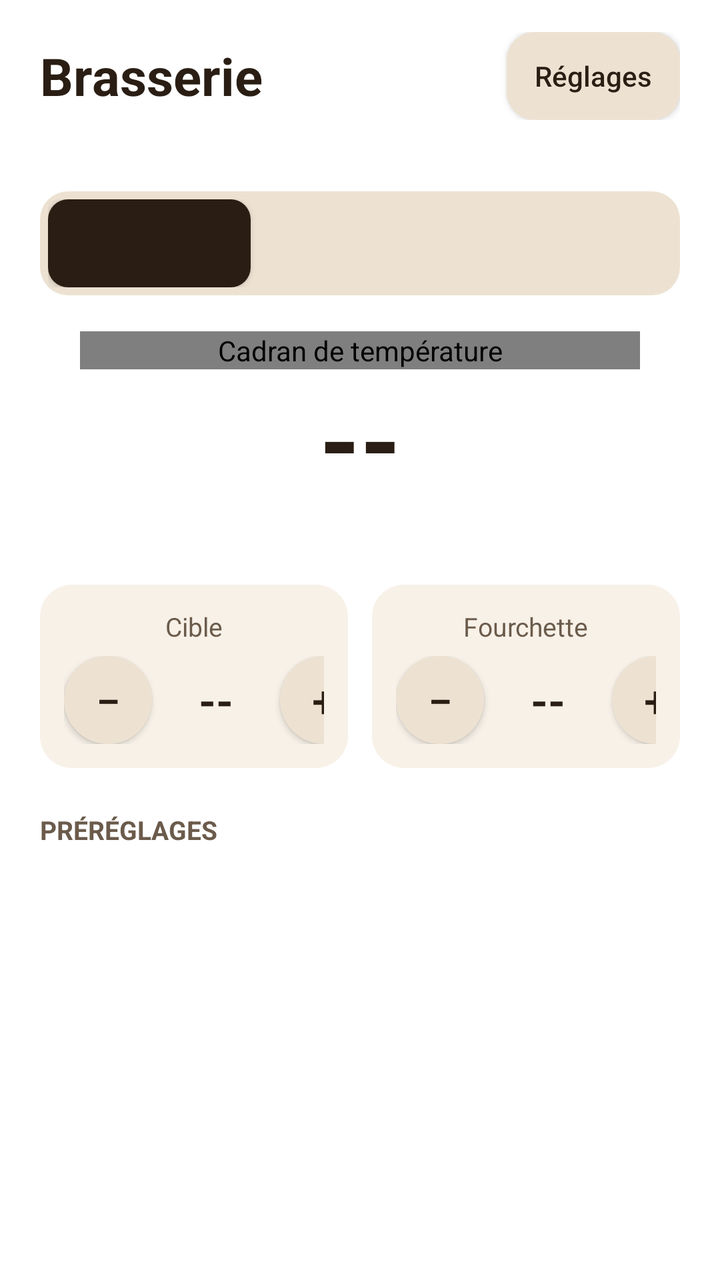
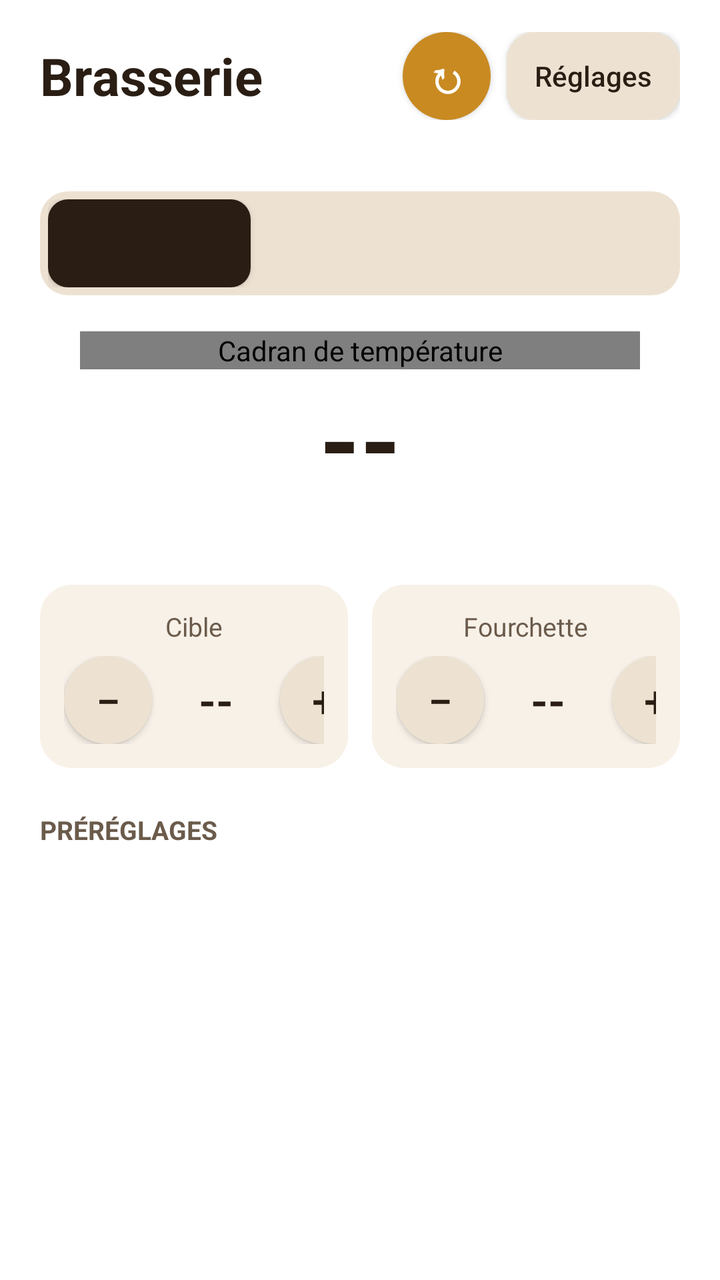

Two renders of the same Android screen: before a commit and after it. Below are the layout's source before the change and the commit's diff.
<!-- AndroidManifest.xml: application theme Theme.AllYourTank -->
<!-- res/layout/activity_main.xml -->
<?xml version="1.0" encoding="utf-8"?>
<ScrollView xmlns:android="http://schemas.android.com/apk/res/android"
    android:layout_width="match_parent"
    android:layout_height="match_parent"
    android:background="@color/fond"
    android:fitsSystemWindows="true">

    <LinearLayout
        android:layout_width="match_parent"
        android:layout_height="wrap_content"
        android:orientation="vertical"
        android:paddingStart="20dp"
        android:paddingTop="16dp"
        android:paddingEnd="20dp"
        android:paddingBottom="24dp">

        
        <LinearLayout
            android:layout_width="match_parent"
            android:layout_height="wrap_content"
            android:gravity="center_vertical"
            android:orientation="horizontal">

            <TextView
                android:layout_width="0dp"
                android:layout_height="wrap_content"
                android:layout_weight="1"
                android:text="Brasserie"
                android:textColor="@color/encre"
                android:textSize="26sp"
                android:textStyle="bold" />

            <Button
                android:id="@+id/bouton_reglages"
                android:layout_width="wrap_content"
                android:layout_height="44dp"
                android:background="@drawable/onglets_fond"
                android:minWidth="0dp"
                android:paddingStart="14dp"
                android:paddingEnd="14dp"
                android:text="Réglages"
                android:textAllCaps="false"
                android:textColor="@color/encre"
                android:textSize="14sp" />
        </LinearLayout>

        <TextView
            android:id="@+id/etat_connexion"
            android:layout_width="match_parent"
            android:layout_height="wrap_content"
            android:layout_marginTop="4dp"
            android:text=""
            android:textColor="@color/attenue"
            android:textSize="13sp" />

        
        <LinearLayout
            android:layout_width="match_parent"
            android:layout_height="wrap_content"
            android:layout_marginTop="14dp"
            android:background="@drawable/onglets_fond"
            android:orientation="horizontal"
            android:padding="4dp">

            <Button
                android:id="@+id/onglet1"
                android:layout_width="0dp"
                android:layout_height="44dp"
                android:layout_weight="1"
                android:background="@drawable/onglet_actif"
                android:textAllCaps="false"
                android:textSize="15sp"
                android:textStyle="bold" />

            <Button
                android:id="@+id/onglet2"
                android:layout_width="0dp"
                android:layout_height="44dp"
                android:layout_marginStart="4dp"
                android:layout_weight="1"
                android:background="@drawable/onglet_inactif"
                android:textAllCaps="false"
                android:textSize="15sp"
                android:textStyle="bold" />

            <Button
                android:id="@+id/onglet3"
                android:layout_width="0dp"
                android:layout_height="44dp"
                android:layout_marginStart="4dp"
                android:layout_weight="1"
                android:background="@drawable/onglet_inactif"
                android:textAllCaps="false"
                android:textSize="15sp"
                android:textStyle="bold" />
        </LinearLayout>

        
        <fr.allyourtank.app.JaugeView
            android:id="@+id/jauge"
            android:layout_width="280dp"
            android:layout_height="wrap_content"
            android:layout_gravity="center_horizontal"
            android:layout_marginTop="18dp"
            android:contentDescription="Cadran de température" />

        <TextView
            android:id="@+id/temperature"
            android:layout_width="wrap_content"
            android:layout_height="wrap_content"
            android:layout_gravity="center_horizontal"
            android:text="--"
            android:textColor="@color/encre"
            android:textSize="52sp"
            android:textStyle="bold" />

        <TextView
            android:id="@+id/etat_cuve"
            android:layout_width="wrap_content"
            android:layout_height="wrap_content"
            android:layout_gravity="center_horizontal"
            android:text=""
            android:textColor="@color/encre"
            android:textSize="15sp"
            android:textStyle="bold" />

        
        <LinearLayout
            android:layout_width="match_parent"
            android:layout_height="wrap_content"
            android:layout_marginTop="18dp"
            android:orientation="horizontal">

            <LinearLayout
                android:layout_width="0dp"
                android:layout_height="wrap_content"
                android:layout_weight="1"
                android:background="@drawable/carte"
                android:gravity="center_horizontal"
                android:orientation="vertical"
                android:padding="12dp">

                <TextView
                    android:layout_width="wrap_content"
                    android:layout_height="wrap_content"
                    android:text="Cible"
                    android:textColor="@color/attenue"
                    android:textSize="13sp" />

                <LinearLayout
                    android:layout_width="wrap_content"
                    android:layout_height="wrap_content"
                    android:layout_marginTop="6dp"
                    android:gravity="center_vertical"
                    android:orientation="horizontal">

                    <Button
                        android:id="@+id/cible_moins"
                        android:layout_width="44dp"
                        android:layout_height="44dp"
                        android:background="@drawable/bouton_rond"
                        android:contentDescription="Baisser la cible"
                        android:minWidth="0dp"
                        android:text="−"
                        android:textColor="@color/encre"
                        android:textSize="22sp" />

                    <TextView
                        android:id="@+id/cible"
                        android:layout_width="64dp"
                        android:layout_height="wrap_content"
                        android:gravity="center"
                        android:text="--"
                        android:textColor="@color/encre"
                        android:textSize="22sp"
                        android:textStyle="bold" />

                    <Button
                        android:id="@+id/cible_plus"
                        android:layout_width="44dp"
                        android:layout_height="44dp"
                        android:background="@drawable/bouton_rond"
                        android:contentDescription="Monter la cible"
                        android:minWidth="0dp"
                        android:text="+"
                        android:textColor="@color/encre"
                        android:textSize="22sp" />
                </LinearLayout>
            </LinearLayout>

            <LinearLayout
                android:layout_width="0dp"
                android:layout_height="wrap_content"
                android:layout_marginStart="12dp"
                android:layout_weight="1"
                android:background="@drawable/carte"
                android:gravity="center_horizontal"
                android:orientation="vertical"
                android:padding="12dp">

                <TextView
                    android:layout_width="wrap_content"
                    android:layout_height="wrap_content"
                    android:text="Fourchette"
                    android:textColor="@color/attenue"
                    android:textSize="13sp" />

                <LinearLayout
                    android:layout_width="wrap_content"
                    android:layout_height="wrap_content"
                    android:layout_marginTop="6dp"
                    android:gravity="center_vertical"
                    android:orientation="horizontal">

                    <Button
                        android:id="@+id/fourchette_moins"
                        android:layout_width="44dp"
                        android:layout_height="44dp"
                        android:background="@drawable/bouton_rond"
                        android:contentDescription="Réduire la fourchette"
                        android:minWidth="0dp"
                        android:text="−"
                        android:textColor="@color/encre"
                        android:textSize="22sp" />

                    <TextView
                        android:id="@+id/fourchette"
                        android:layout_width="64dp"
                        android:layout_height="wrap_content"
                        android:gravity="center"
                        android:text="--"
                        android:textColor="@color/encre"
                        android:textSize="22sp"
                        android:textStyle="bold" />

                    <Button
                        android:id="@+id/fourchette_plus"
                        android:layout_width="44dp"
                        android:layout_height="44dp"
                        android:background="@drawable/bouton_rond"
                        android:contentDescription="Élargir la fourchette"
                        android:minWidth="0dp"
                        android:text="+"
                        android:textColor="@color/encre"
                        android:textSize="22sp" />
                </LinearLayout>
            </LinearLayout>
        </LinearLayout>

        
        <TextView
            android:layout_width="wrap_content"
            android:layout_height="wrap_content"
            android:layout_marginTop="22dp"
            android:text="PRÉRÉGLAGES"
            android:textColor="@color/attenue"
            android:textSize="13sp"
            android:textStyle="bold" />

        <LinearLayout
            android:id="@+id/prereglages"
            android:layout_width="match_parent"
            android:layout_height="wrap_content"
            android:layout_marginTop="8dp"
            android:orientation="vertical" />

        <TextView
            android:id="@+id/etat_envoi"
            android:layout_width="match_parent"
            android:layout_height="wrap_content"
            android:layout_marginTop="12dp"
            android:gravity="center_horizontal"
            android:text=""
            android:textColor="@color/attenue"
            android:textSize="14sp" />
    </LinearLayout>
</ScrollView>
<!-- resources referenced by this layout -->
<resources>
  <color name="attenue">#6B5B4B</color>
  <color name="encre">#2A1E14</color>
  <color name="fond">#FFFFFF</color>
  <!-- drawable bouton_rond (drawable) -->
  <?xml version="1.0" encoding="utf-8"?>
  <shape xmlns:android="http://schemas.android.com/apk/res/android" android:shape="oval">
      <solid android:color="@color/puce" />
  
  </shape>
  <!-- drawable carte (drawable) -->
  <?xml version="1.0" encoding="utf-8"?>
  <shape xmlns:android="http://schemas.android.com/apk/res/android" android:shape="rectangle">
      <solid android:color="@color/carte" />
      <corners android:radius="16dp" />
  </shape>
  <!-- drawable onglet_actif (drawable) -->
  <?xml version="1.0" encoding="utf-8"?>
  <shape xmlns:android="http://schemas.android.com/apk/res/android" android:shape="rectangle">
      <solid android:color="@color/encre" />
      <corners android:radius="10dp" />
  </shape>
  <!-- drawable onglet_inactif (drawable) -->
  <?xml version="1.0" encoding="utf-8"?>
  <shape xmlns:android="http://schemas.android.com/apk/res/android" android:shape="rectangle">
      <solid android:color="@android:color/transparent" />
      <corners android:radius="10dp" />
  </shape>
  <!-- drawable onglets_fond (drawable) -->
  <?xml version="1.0" encoding="utf-8"?>
  <shape xmlns:android="http://schemas.android.com/apk/res/android" android:shape="rectangle">
      <solid android:color="@color/puce" />
      <corners android:radius="14dp" />
  </shape>
  <style name="Theme.AllYourTank" parent="android:Theme.Material.Light.NoActionBar">
          <item name="android:windowBackground">@color/fond</item>
          <item name="android:statusBarColor">@color/fond</item>
          <item name="android:navigationBarColor">@color/fond</item>
          <item name="android:windowLightStatusBar">true</item>
          <item name="android:colorAccent">@color/bande</item>
          <item name="android:textColorPrimary">@color/encre</item>
          <item name="android:textColorHint">@color/attenue</item>
      </style>
  <color name="puce">#EDE2D2</color>
  <color name="carte">#F7F1E8</color>
  <color name="bande">#C98A22</color>
</resources>

<!-- the commit's change to res/layout/activity_main.xml (unified diff, before → after) -->
@@ -30,6 +30,21 @@
                 android:textSize="26sp"
                 android:textStyle="bold" />
 
+            
+            <Button
+                android:id="@+id/bouton_actualiser"
+                android:layout_width="44dp"
+                android:layout_height="44dp"
+                android:layout_marginEnd="8dp"
+                android:background="@drawable/bouton_actualiser"
+                android:contentDescription="Actualiser"
+                android:minWidth="0dp"
+                android:padding="0dp"
+                android:text="↻"
+                android:textColor="@color/sur_encre"
+                android:textSize="22sp"
+                android:textStyle="bold" />
+
             <Button
                 android:id="@+id/bouton_reglages"
                 android:layout_width="wrap_content"
<!-- resource entries referenced after the edit -->
@@ -3,6 +3,12 @@
   <color name="attenue">#6B5B4B</color>
   <color name="encre">#2A1E14</color>
   <color name="fond">#FFFFFF</color>
+  <color name="sur_encre">#FFFFFF</color>
+  <!-- drawable bouton_actualiser (drawable) -->
+  <?xml version="1.0" encoding="utf-8"?>
+  <shape xmlns:android="http://schemas.android.com/apk/res/android" android:shape="oval">
+      <solid android:color="@color/bande" />
+  </shape>
   <!-- drawable bouton_rond (drawable) -->
   <?xml version="1.0" encoding="utf-8"?>
   <shape xmlns:android="http://schemas.android.com/apk/res/android" android:shape="oval">
